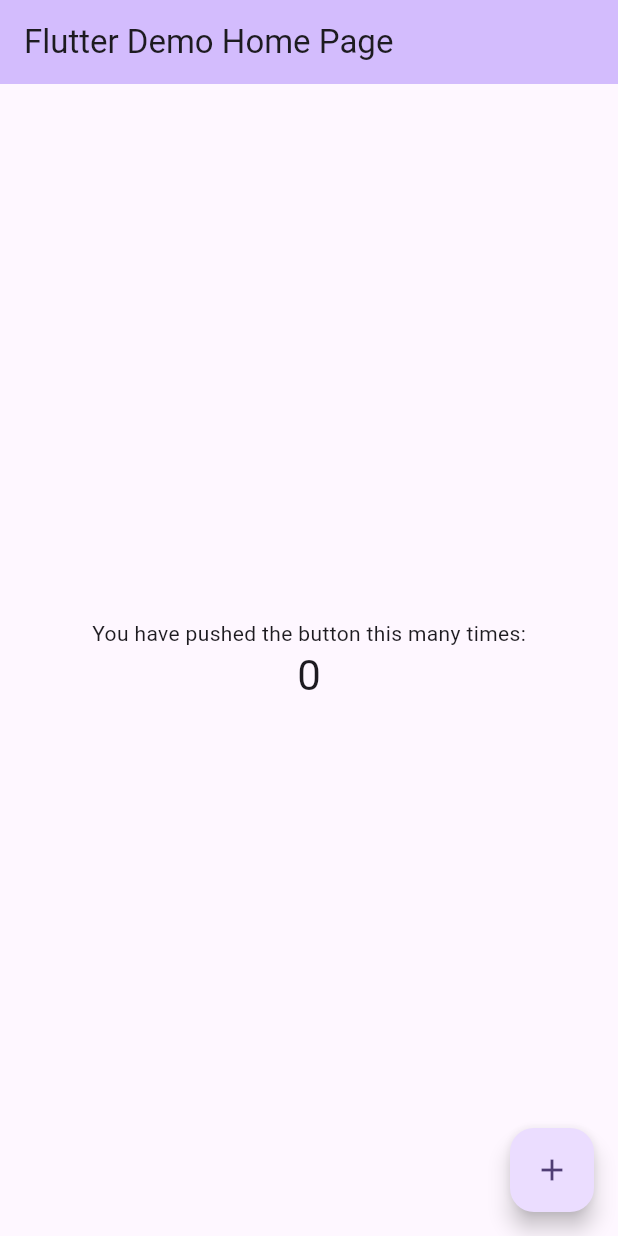
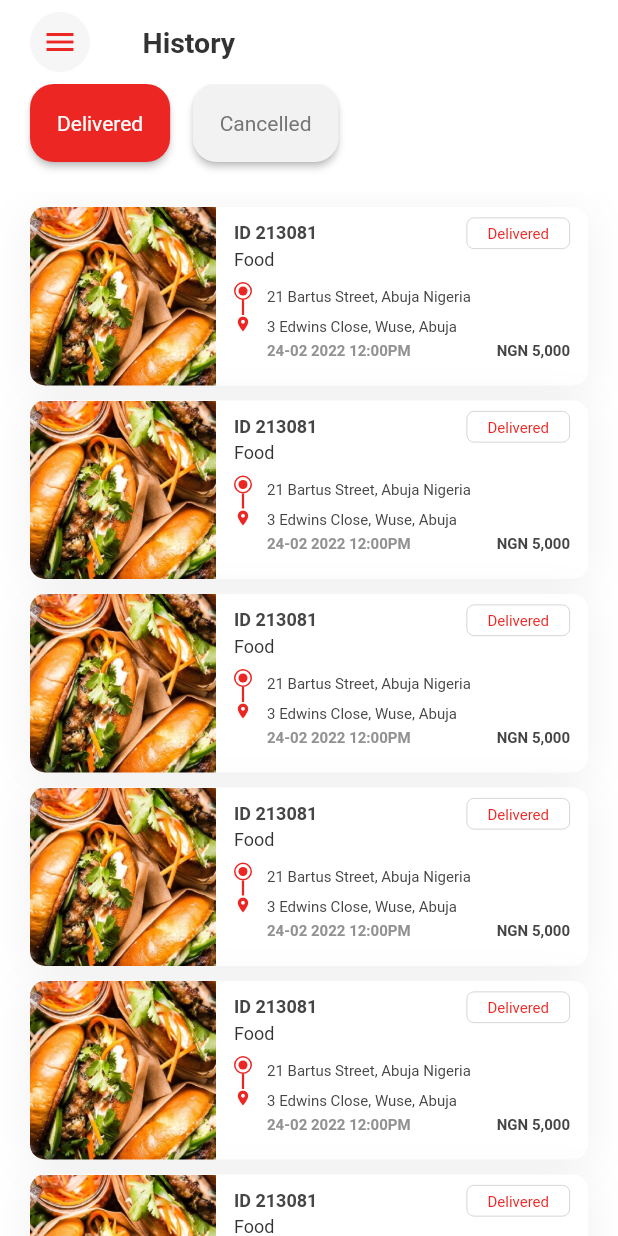
Before and after one commit to bomach-group-company/benji_rider, a Flutter app: the screen it shows after launch, on a phone screen of 412 x 824 dp. Run offline on Flutter 3.47's test engine with Material 2 defaults, Android fonts, the phone set to English and light mode, and no system bars; our stand-ins replace flutter_spinkit, hexcolor; Roboto replaces fonts that are missing (Mulish, Overpass, Sen); project files that could hold a hidden picture were left out.

Commit message:
did the history delivered page

```diff
--- /dev/null
+++ b/lib/app/delivered_history/history.dart
@@ -0,0 +1,423 @@
+import 'package:flutter/material.dart';
+import 'package:flutter_spinkit/flutter_spinkit.dart';
+
+import '../../providers/constants.dart';
+import '../../theme/colors.dart';
+
+class DeliveredHistory extends StatefulWidget {
+  const DeliveredHistory({super.key});
+
+  @override
+  State<DeliveredHistory> createState() => _DeliveredHistoryState();
+}
+
+class _DeliveredHistoryState extends State<DeliveredHistory> {
+  bool onDelivered = true;
+  bool isLoading = false;
+
+  void clickDelivered() async {
+    setState(() {
+      isLoading = true;
+      onDelivered = true;
+    });
+
+    await Future.delayed(const Duration(seconds: 1));
+
+    setState(() {
+      isLoading = false;
+    });
+  }
+
+  void clickCancelled() async {
+    setState(() {
+      isLoading = true;
+      onDelivered = false;
+    });
+
+    await Future.delayed(const Duration(seconds: 1));
+
+    setState(() {
+      isLoading = false;
+    });
+  }
+
+  @override
+  Widget build(BuildContext context) {
+    final media = MediaQuery.of(context);
+    final h = media.size.height;
+    final w = media.size.height;
+    return Scaffold(
+      backgroundColor: Colors.white,
+      appBar: AppBar(
+        automaticallyImplyLeading: false,
+        titleSpacing: 20,
+        elevation: 0,
+        backgroundColor: Colors.white,
+        title: Row(
+          children: [
+            Container(
+              width: 40,
+              height: 40,
+              decoration: const ShapeDecoration(
+                color: Color(0xFFF6F6F6),
+                shape: OvalBorder(),
+              ),
+              child: IconButton(
+                splashRadius: 25,
+                color: kAccentColor,
+                onPressed: () {},
+                icon: const Icon(Icons.menu),
+              ),
+            ),
+            const SizedBox(
+              width: 35,
+            ),
+            const Text(
+              'History',
+              style: TextStyle(
+                color: Color(0xFF333333),
+                fontSize: 19,
+                fontWeight: FontWeight.w700,
+              ),
+            )
+          ],
+        ),
+      ),
+      body: isLoading
+          ? SpinKitThreeInOut(
+              color: kSecondaryColor,
+              size: 20,
+            )
+          : Column(
+              children: [
+                Padding(
+                  padding: const EdgeInsets.only(
+                    left: kDefaultPadding,
+                    right: kDefaultPadding,
+                    bottom: kDefaultPadding,
+                  ),
+                  child: Row(
+                    children: [
+                      ElevatedButton(
+                        style: ElevatedButton.styleFrom(
+                          backgroundColor: onDelivered
+                              ? kAccentColor
+                              : const Color(0xFFF2F2F2),
+                          padding: const EdgeInsets.all(18),
+                          shape: const RoundedRectangleBorder(
+                              borderRadius:
+                                  BorderRadius.all(Radius.circular(16))),
+                        ),
+                        onPressed: clickDelivered,
+                        child: Text(
+                          'Delivered',
+                          textAlign: TextAlign.center,
+                          style: TextStyle(
+                            color: onDelivered ? kTextWhiteColor : kGreyColor2,
+                            fontSize: 14,
+                            fontFamily: 'Sen',
+                            fontWeight: FontWeight.w400,
+                          ),
+                        ),
+                      ),
+                      const SizedBox(
+                        width: 15,
+                      ),
+                      ElevatedButton(
+                        style: ElevatedButton.styleFrom(
+                          backgroundColor: onDelivered
+                              ? const Color(0xFFF2F2F2)
+                              : kAccentColor,
+                          padding: const EdgeInsets.all(18),
+                          shape: const RoundedRectangleBorder(
+                            borderRadius: BorderRadius.all(
+                              Radius.circular(16),
+                            ),
+                          ),
+                        ),
+                        onPressed: clickCancelled,
+                        child: Text(
+                          'Cancelled',
+                          textAlign: TextAlign.center,
+                          style: TextStyle(
+                            color: onDelivered ? kGreyColor2 : kTextWhiteColor,
+                            fontSize: 14,
+                            fontFamily: 'Sen',
+                            fontWeight: FontWeight.w400,
+                          ),
+                        ),
+                      ),
+                    ],
+                  ),
+                ),
+                Expanded(
+                  child: ListView.builder(
+                    physics: const BouncingScrollPhysics(),
+                    itemCount: 6,
+                    itemBuilder: (BuildContext context, int index) {
+                      return Column(
+                        children: [
+                          Container(
+                            margin: const EdgeInsets.only(
+                              left: kDefaultPadding,
+                              right: kDefaultPadding,
+                              top: kDefaultPadding * 0.5,
+                            ),
+                            decoration: ShapeDecoration(
+                              color: Colors.white,
+                              shape: RoundedRectangleBorder(
+                                borderRadius: BorderRadius.circular(10),
+                              ),
+                              shadows: const [
+                                BoxShadow(
+                                  color: Color(0x0F000000),
+                                  blurRadius: 24,
+                                  offset: Offset(0, 4),
+                                  spreadRadius: 0,
+                                )
+                              ],
+                            ),
+                            child: Row(
+                              mainAxisAlignment: MainAxisAlignment.start,
+                              crossAxisAlignment: CrossAxisAlignment.start,
+                              children: [
+                                Expanded(
+                                  flex: 1,
+                                  child: SizedBox(
+                                    // height: h * 0.17,
+                                    child: Container(
+                                      // width: 110,
+                                      height: 119,
+                                      decoration: const ShapeDecoration(
+                                        image: DecorationImage(
+                                          image: AssetImage(
+                                              "assets/images/food/burgers.png"),
+                                          fit: BoxFit.cover,
+                                        ),
+                                        shape: RoundedRectangleBorder(
+                                          borderRadius: BorderRadius.only(
+                                            topLeft: Radius.circular(10),
+                                            bottomLeft: Radius.circular(10),
+                                          ),
+                                        ),
+                                      ),
+                                    ),
+                                  ),
+                                ),
+                                Expanded(
+                                  flex: 2,
+                                  child: Container(
+                                    padding: const EdgeInsets.symmetric(
+                                      vertical: 7,
+                                      horizontal: 12,
+                                    ),
+                                    child: Column(
+                                      mainAxisAlignment:
+                                          MainAxisAlignment.start,
+                                      crossAxisAlignment:
+                                          CrossAxisAlignment.start,
+                                      children: [
+                                        Row(
+                                          mainAxisAlignment:
+                                              MainAxisAlignment.spaceBetween,
+                                          children: [
+                                            Text(
+                                              'ID 213081',
+                                              style: TextStyle(
+                                                color: onDelivered
+                                                    ? const Color(0xFF454545)
+                                                    : const Color(0xFF979797),
+                                                fontSize: 12,
+                                                fontFamily: 'Sen',
+                                                fontWeight: FontWeight.w700,
+                                              ),
+                                            ),
+                                            Container(
+                                              // width: 68,
+                                              // height: 24,
+                                              padding:
+                                                  const EdgeInsets.symmetric(
+                                                      horizontal: 7,
+                                                      vertical: 5),
+                                              decoration: ShapeDecoration(
+                                                shape: RoundedRectangleBorder(
+                                                  side: const BorderSide(
+                                                    width: 0.50,
+                                                    color: Color(0xFFC8C8C8),
+                                                  ),
+                                                  borderRadius:
+                                                      BorderRadius.circular(5),
+                                                ),
+                                              ),
+                                              child: SizedBox(
+                                                width: 54,
+                                                height: 10,
+                                                child: Text(
+                                                  onDelivered
+                                                      ? 'Delivered'
+                                                      : 'Cancelled',
+                                                  textAlign: TextAlign.center,
+                                                  style: TextStyle(
+                                                    color: onDelivered
+                                                        ? kAccentColor
+                                                        : const Color(
+                                                            0xFF979797),
+                                                    fontSize: 10,
+                                                    fontFamily: 'Overpass',
+                                                    fontWeight: FontWeight.w400,
+                                                  ),
+                                                ),
+                                              ),
+                                            )
+                                          ],
+                                        ),
+                                        const Text(
+                                          'Food',
+                                          style: TextStyle(
+                                            color: Color(0xFF333333),
+                                            fontSize: 12,
+                                            fontFamily: 'Mulish',
+                                            fontWeight: FontWeight.w400,
+                                          ),
+                                        ),
+                                        const SizedBox(
+                                          height: 5,
+                                        ),
+                                        Row(
+                                          children: [
+                                            Column(
+                                              mainAxisAlignment:
+                                                  MainAxisAlignment.center,
+                                              children: [
+                                                Container(
+                                                  height: 12,
+                                                  width: 12,
+                                                  padding:
+                                                      const EdgeInsets.all(2),
+                                                  decoration: ShapeDecoration(
+                                                    shape: OvalBorder(
+                                                      side: BorderSide(
+                                                        width: 1,
+                                                        color: kAccentColor,
+                                                      ),
+                                                    ),
+                                                  ),
+                                                  child: Container(
+                                                    decoration: BoxDecoration(
+                                                      color: kAccentColor,
+                                                      borderRadius:
+                                                          BorderRadius.circular(
+                                                              8),
+                                                    ),
+                                                  ),
+                                                ),
+                                                Container(
+                                                  color: kAccentColor,
+                                                  height: 10,
+                                                  width: 1.5,
+                                                ),
+                                                Icon(
+                                                  Icons.location_on_sharp,
+                                                  size: 12,
+                                                  color: kAccentColor,
+                                                ),
+                                              ],
+                                            ),
+                                            const SizedBox(
+                                              width: 10,
+                                            ),
+                                            Column(
+                                              mainAxisAlignment:
+                                                  MainAxisAlignment.start,
+                                              crossAxisAlignment:
+                                                  CrossAxisAlignment.start,
+                                              children: [
+                                                Text(
+                                                  '21 Bartus Street, Abuja Nigeria',
+                                                  style: TextStyle(
+                                                    color: onDelivered
+                                                        ? const Color(
+                                                            0xFF454545)
+                                                        : const Color(
+                                                            0xFF979797),
+                                                    fontSize: 10,
+                                                    fontFamily: 'Mulish',
+                                                    height: 2,
+                                                    fontWeight: FontWeight.w400,
+                                                  ),
+                                                ),
+                                                Text(
+                                                  '3 Edwins Close, Wuse, Abuja',
+                                                  style: TextStyle(
+                                                    color: onDelivered
+                                                        ? const Color(
+                                                            0xFF454545)
+                                                        : const Color(
+                                                            0xFF979797),
+                                                    fontSize: 10,
+                                                    fontFamily: 'Mulish',
+                                                    height: 2,
+                                                    fontWeight: FontWeight.w400,
+                                                  ),
+                                                ),
+                                              ],
+                                            ),
+                                          ],
+                                        ),
+                                        Row(
+                                          mainAxisAlignment:
+                                              MainAxisAlignment.spaceBetween,
+                                          children: [
+                                            const SizedBox(
+                                              child: Row(
+                                                children: [
+                                                  SizedBox(
+                                                    width: 22,
+                                                  ),
+                                                  Text(
+                                                    '24-02 2022 12:00PM',
+                                                    style: TextStyle(
+                                                      color: Color(0xFF929292),
+                                                      fontSize: 10,
+                                                      fontFamily: 'Overpass',
+                                                      height: 1.5,
+                                                      fontWeight:
+                                                          FontWeight.w600,
+                                                    ),
+                                                  ),
+                                                ],
+                                              ),
+                                            ),
+                                            SizedBox(
+                                              child: Text(
+                                                'NGN 5,000',
+                                                style: TextStyle(
+                                                  color: onDelivered
+                                                      ? const Color(0xFF454545)
+                                                      : const Color(0xFF979797),
+                                                  fontSize: 10,
+                                                  fontFamily: 'Overpass',
+                                                  height: 1.5,
+                                                  fontWeight: FontWeight.w600,
+                                                ),
+                                              ),
+                                            ),
+                                          ],
+                                        ),
+                                      ],
+                                    ),
+                                  ),
+                                )
+                              ],
+                            ),
+                          ),
+                        ],
+                      );
+                    },
+                  ),
+                ),
+              ],
+            ),
+    );
+  }
+}
--- a/lib/main.dart
+++ b/lib/main.dart
@@ -1,4 +1,6 @@
 import 'package:flutter/material.dart';
+
+import 'app/delivered_history/history.dart';
 
 void main() {
   runApp(const MyApp());
@@ -11,43 +13,15 @@ class MyApp extends StatelessWidget {
   @override
   Widget build(BuildContext context) {
     return MaterialApp(
-      title: 'Flutter Demo',
-      theme: ThemeData(
-        // This is the theme of your application.
-        //
-        // TRY THIS: Try running your application with "flutter run". You'll see
-        // the application has a blue toolbar. Then, without quitting the app,
-        // try changing the seedColor in the colorScheme below to Colors.green
-        // and then invoke "hot reload" (save your changes or press the "hot
-        // reload" button in a Flutter-supported IDE, or press "r" if you used
-        // the command line to start the app).
-        //
-        // Notice that the counter didn't reset back to zero; the application
-        // state is not lost during the reload. To reset the state, use hot
-        // restart instead.
-        //
-        // This works for code too, not just values: Most code changes can be
-        // tested with just a hot reload.
-        colorScheme: ColorScheme.fromSeed(seedColor: Colors.deepPurple),
-        useMaterial3: true,
-      ),
-      home: const MyHomePage(title: 'Flutter Demo Home Page'),
+      debugShowCheckedModeBanner: false,
+      title: 'Benji Rider',
+      home: DeliveredHistory(),
     );
   }
 }
 
 class MyHomePage extends StatefulWidget {
   const MyHomePage({super.key, required this.title});
-
-  // This widget is the home page of your application. It is stateful, meaning
-  // that it has a State object (defined below) that contains fields that affect
-  // how it looks.
-
-  // This class is the configuration for the state. It holds the values (in this
-  // case the title) provided by the parent (in this case the App widget) and
-  // used by the build method of the State. Fields in a Widget subclass are
-  // always marked "final".
-
   final String title;
 
   @override
@@ -55,54 +29,17 @@ class MyHomePage extends StatefulWidget {
 }
 
 class _MyHomePageState extends State<MyHomePage> {
-  int _counter = 0;
-
-  void _incrementCounter() {
-    setState(() {
-      // This call to setState tells the Flutter framework that something has
-      // changed in this State, which causes it to rerun the build method below
-      // so that the display can reflect the updated values. If we changed
-      // _counter without calling setState(), then the build method would not be
-      // called again, and so nothing would appear to happen.
-      _counter++;
-    });
-  }
+  final int _counter = 0;
 
   @override
   Widget build(BuildContext context) {
-    // This method is rerun every time setState is called, for instance as done
-    // by the _incrementCounter method above.
-    //
-    // The Flutter framework has been optimized to make rerunning build methods
-    // fast, so that you can just rebuild anything that needs updating rather
-    // than having to individually change instances of widgets.
     return Scaffold(
       appBar: AppBar(
-        // TRY THIS: Try changing the color here to a specific color (to
-        // Colors.amber, perhaps?) and trigger a hot reload to see the AppBar
-        // change color while the other colors stay the same.
         backgroundColor: Theme.of(context).colorScheme.inversePrimary,
-        // Here we take the value from the MyHomePage object that was created by
-        // the App.build method, and use it to set our appbar title.
         title: Text(widget.title),
       ),
       body: Center(
-        // Center is a layout widget. It takes a single child and positions it
-        // in the middle of the parent.
         child: Column(
-          // Column is also a layout widget. It takes a list of children and
-          // arranges them vertically. By default, it sizes itself to fit its
-          // children horizontally, and tries to be as tall as its parent.
-          //
-          // Column has various properties to control how it sizes itself and
-          // how it positions its children. Here we use mainAxisAlignment to
-          // center the children vertically; the main axis here is the vertical
-          // axis because Columns are vertical (the cross axis would be
-          // horizontal).
-          //
-          // TRY THIS: Invoke "debug painting" (choose the "Toggle Debug Paint"
-          // action in the IDE, or press "p" in the console), to see the
-          // wireframe for each widget.
           mainAxisAlignment: MainAxisAlignment.center,
           children: <Widget>[
             const Text(
@@ -116,10 +53,18 @@ class _MyHomePageState extends State<MyHomePage> {
         ),
       ),
       floatingActionButton: FloatingActionButton(
-        onPressed: _incrementCounter,
+        onPressed: () {
+          Navigator.of(context).push(
+            MaterialPageRoute(
+              builder: (context) {
+                return DeliveredHistory();
+              },
+            ),
+          );
+        },
         tooltip: 'Increment',
-        child: const Icon(Icons.add),
-      ), // This trailing comma makes auto-formatting nicer for build methods.
+        child: const Icon(Icons.link),
+      ),
     );
   }
 }
```
Also changed, not shown: pubspec.yaml (+25 -4 lines), pubspec.lock, 3 other files.
